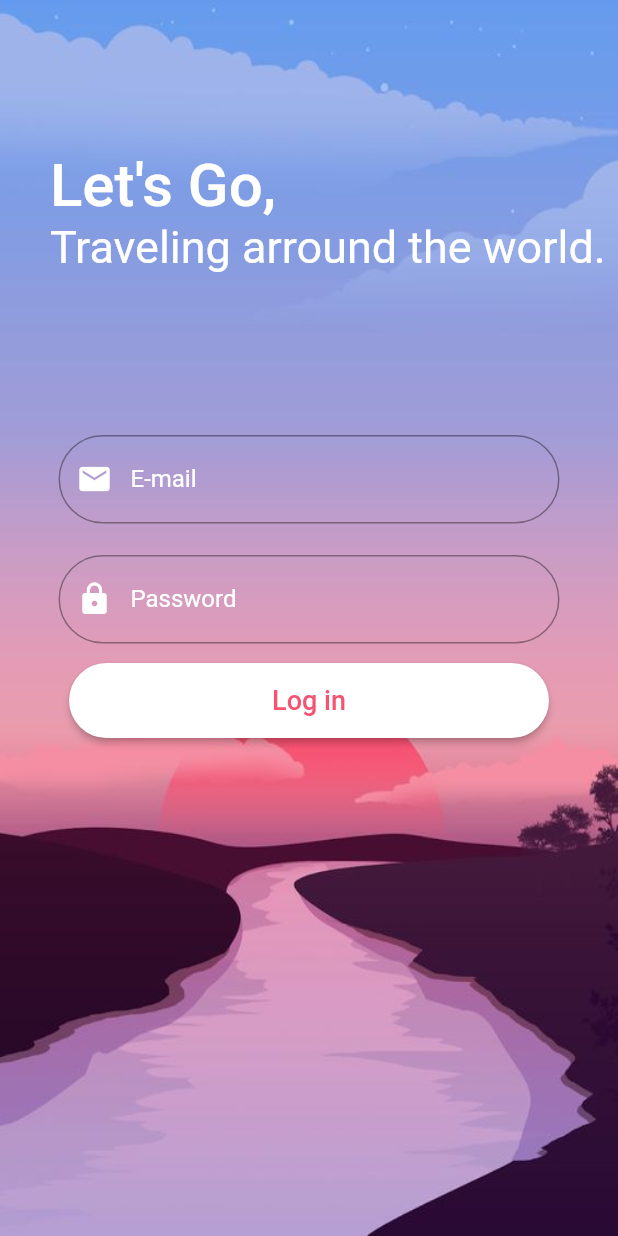
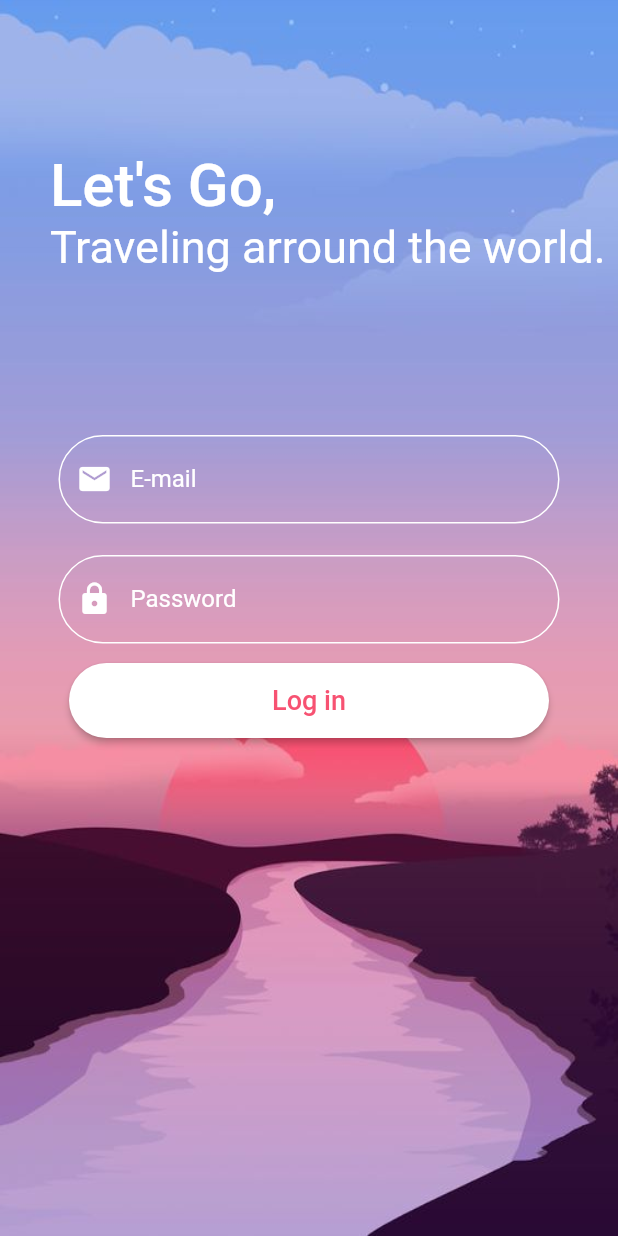
Before and after one commit to vitto2/travel-go-app, a Flutter app: the Login screen opened by its route, on a phone screen of 412 x 824 dp. Run offline on Flutter 3.47's test engine with Material 2 defaults, Android fonts, the phone set to English and light mode, and no system bars.

Commit message:
criando enabledBorder

```diff
--- a/lib/src/design System/atoms/my_text_field_widget.dart
+++ b/lib/src/design System/atoms/my_text_field_widget.dart
@@ -21,6 +21,12 @@ class MyTextField extends StatelessWidget {
   OutlineInputBorder outlineborder = OutlineInputBorder(
     borderRadius: BorderRadius.circular(50.0),
   );
+  InputBorder enabledBorder = OutlineInputBorder(
+    borderRadius: BorderRadius.circular(50.0),
+    borderSide: const BorderSide(
+      color: Colors.white,
+    ),
+  );
 
   @override
   Widget build(BuildContext context) {
@@ -35,6 +41,7 @@ class MyTextField extends StatelessWidget {
           hintText: hintText,
           label: label,
           border: outlineborder,
+          enabledBorder: enabledBorder,
           prefixIcon: IconTheme(
             data: data,
             child: prefixIcon,
```
